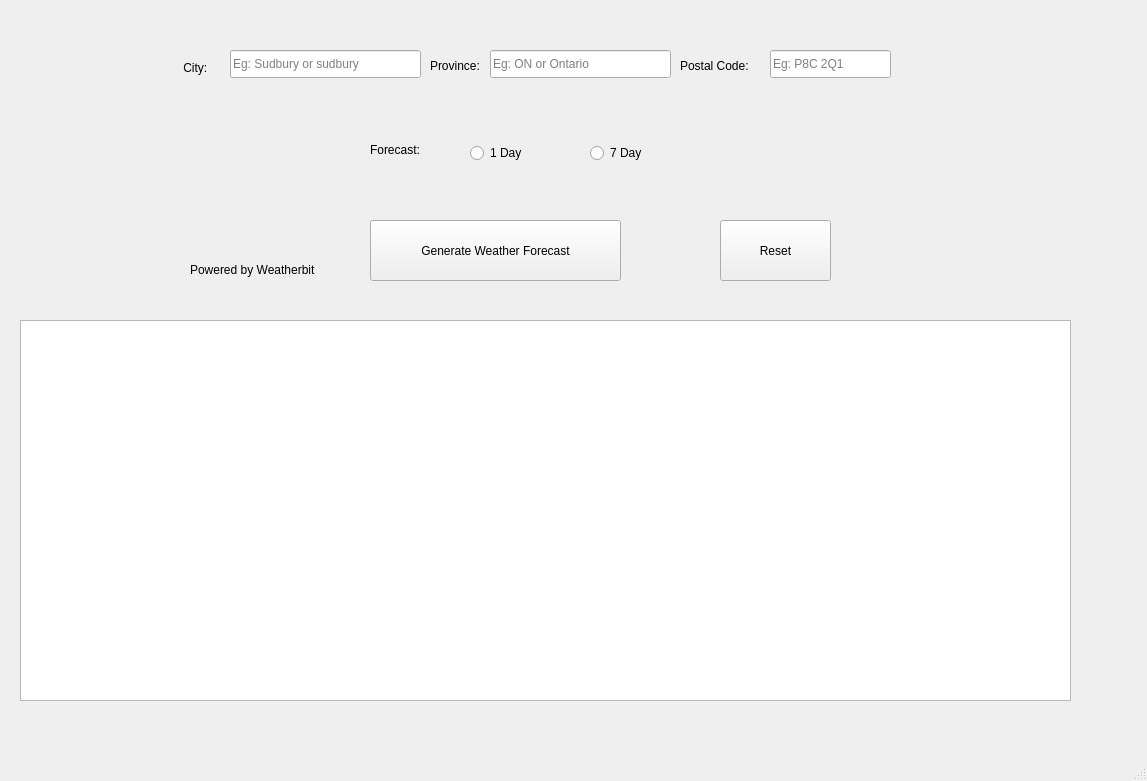
Old version of the form mainwindow.ui in the repository ToddBoeker/WeatherApplication.
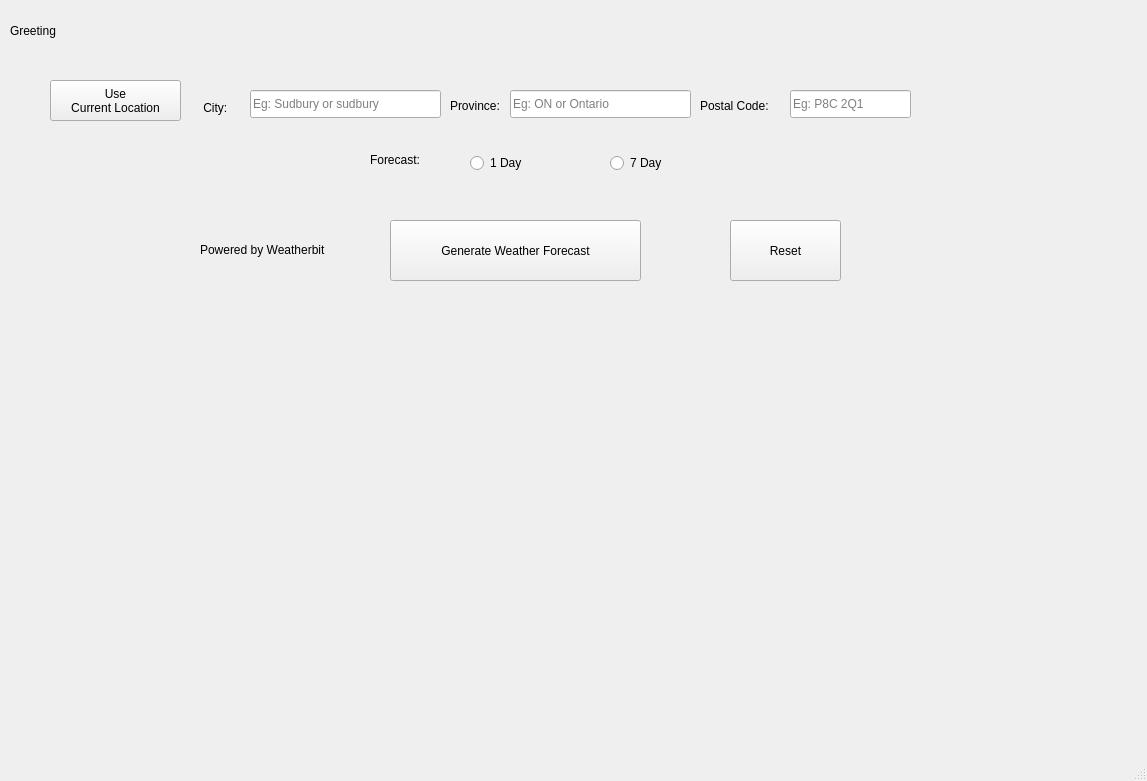
New version of the form.

Patch:
```diff
--- a/mainwindow.ui
+++ b/mainwindow.ui
@@ -17,8 +17,8 @@
    <widget class="QLabel" name="label">
     <property name="geometry">
      <rect>
-      <x>430</x>
-      <y>50</y>
+      <x>450</x>
+      <y>90</y>
       <width>61</width>
       <height>31</height>
      </rect>
@@ -30,8 +30,8 @@
    <widget class="QLabel" name="label_4">
     <property name="geometry">
      <rect>
-      <x>680</x>
-      <y>50</y>
+      <x>700</x>
+      <y>90</y>
       <width>81</width>
       <height>31</height>
      </rect>
@@ -46,8 +46,8 @@
    <widget class="QLabel" name="label_3">
     <property name="geometry">
      <rect>
-      <x>180</x>
-      <y>60</y>
+      <x>200</x>
+      <y>100</y>
       <width>41</width>
       <height>16</height>
      </rect>
@@ -60,7 +60,7 @@
     <property name="geometry">
      <rect>
       <x>370</x>
-      <y>140</y>
+      <y>150</y>
       <width>63</width>
       <height>20</height>
      </rect>
@@ -72,8 +72,8 @@
    <widget class="QLineEdit" name="txtProvince">
     <property name="geometry">
      <rect>
-      <x>490</x>
-      <y>50</y>
+      <x>510</x>
+      <y>90</y>
       <width>181</width>
       <height>28</height>
      </rect>
@@ -85,8 +85,8 @@
    <widget class="QLineEdit" name="txtCity">
     <property name="geometry">
      <rect>
-      <x>230</x>
-      <y>50</y>
+      <x>250</x>
+      <y>90</y>
       <width>191</width>
       <height>28</height>
      </rect>
@@ -98,8 +98,8 @@
    <widget class="QLineEdit" name="txtPostalCode">
     <property name="geometry">
      <rect>
-      <x>770</x>
-      <y>50</y>
+      <x>790</x>
+      <y>90</y>
       <width>121</width>
       <height>28</height>
      </rect>
@@ -112,7 +112,7 @@
     <property name="geometry">
      <rect>
       <x>470</x>
-      <y>140</y>
+      <y>150</y>
       <width>81</width>
       <height>26</height>
      </rect>
@@ -121,23 +121,10 @@
      <string>1 Day</string>
     </property>
    </widget>
-   <widget class="QRadioButton" name="radioBtn1Day_2">
-    <property name="geometry">
-     <rect>
-      <x>590</x>
-      <y>140</y>
-      <width>112</width>
-      <height>26</height>
-     </rect>
-    </property>
-    <property name="text">
-     <string>7 Day</string>
-    </property>
-   </widget>
    <widget class="QPushButton" name="btnWeather">
     <property name="geometry">
      <rect>
-      <x>370</x>
+      <x>390</x>
       <y>220</y>
       <width>251</width>
       <height>61</height>
@@ -150,8 +137,8 @@
    <widget class="QLabel" name="label_2">
     <property name="geometry">
      <rect>
-      <x>190</x>
-      <y>260</y>
+      <x>200</x>
+      <y>240</y>
       <width>161</width>
       <height>20</height>
      </rect>
@@ -160,32 +147,10 @@
      <string>Powered by Weatherbit</string>
     </property>
    </widget>
-   <widget class="QTextEdit" name="outputWeather">
-    <property name="geometry">
-     <rect>
-      <x>20</x>
-      <y>320</y>
-      <width>1051</width>
-      <height>381</height>
-     </rect>
-    </property>
-    <property name="layoutDirection">
-     <enum>Qt::LayoutDirection::LeftToRight</enum>
-    </property>
-    <property name="autoFillBackground">
-     <bool>true</bool>
-    </property>
-    <property name="lineWrapMode">
-     <enum>QTextEdit::LineWrapMode::WidgetWidth</enum>
-    </property>
-    <property name="readOnly">
-     <bool>true</bool>
-    </property>
-   </widget>
    <widget class="QPushButton" name="btnReset">
     <property name="geometry">
      <rect>
-      <x>720</x>
+      <x>730</x>
       <y>220</y>
       <width>111</width>
       <height>61</height>
@@ -195,6 +160,420 @@
      <string>Reset</string>
     </property>
    </widget>
+   <widget class="QWidget" name="horizontalLayoutWidget">
+    <property name="geometry">
+     <rect>
+      <x>0</x>
+      <y>330</y>
+      <width>1151</width>
+      <height>421</height>
+     </rect>
+    </property>
+    <layout class="QHBoxLayout" name="Layout">
+     <item>
+      <widget class="QFrame" name="day1">
+       <layout class="QVBoxLayout" name="Day1">
+        <item>
+         <widget class="QLabel" name="Date1">
+          <property name="text">
+           <string/>
+          </property>
+         </widget>
+        </item>
+        <item>
+         <widget class="QLabel" name="Icon1">
+          <property name="text">
+           <string/>
+          </property>
+         </widget>
+        </item>
+        <item>
+         <layout class="QVBoxLayout" name="temper1">
+          <item>
+           <widget class="QLabel" name="Temp1">
+            <property name="text">
+             <string/>
+            </property>
+           </widget>
+          </item>
+          <item>
+           <layout class="QHBoxLayout" name="hilow">
+            <item>
+             <widget class="QLabel" name="Maxtemp1">
+              <property name="text">
+               <string/>
+              </property>
+             </widget>
+            </item>
+            <item>
+             <widget class="QLabel" name="MinTemp1">
+              <property name="text">
+               <string/>
+              </property>
+             </widget>
+            </item>
+           </layout>
+          </item>
+         </layout>
+        </item>
+       </layout>
+      </widget>
+     </item>
+     <item>
+      <widget class="QFrame" name="day2">
+       <layout class="QVBoxLayout" name="Day2">
+        <item>
+         <widget class="QLabel" name="Date2">
+          <property name="text">
+           <string/>
+          </property>
+         </widget>
+        </item>
+        <item>
+         <widget class="QLabel" name="Icon2">
+          <property name="text">
+           <string/>
+          </property>
+         </widget>
+        </item>
+        <item>
+         <layout class="QVBoxLayout" name="temper2">
+          <item>
+           <widget class="QLabel" name="Temp2">
+            <property name="text">
+             <string/>
+            </property>
+           </widget>
+          </item>
+          <item>
+           <layout class="QHBoxLayout" name="hilow2">
+            <item>
+             <widget class="QLabel" name="Maxtemp2">
+              <property name="text">
+               <string/>
+              </property>
+             </widget>
+            </item>
+            <item>
+             <widget class="QLabel" name="MinTemp2">
+              <property name="text">
+               <string/>
+              </property>
+             </widget>
+            </item>
+           </layout>
+          </item>
+         </layout>
+        </item>
+       </layout>
+      </widget>
+     </item>
+     <item>
+      <widget class="QFrame" name="day3">
+       <layout class="QVBoxLayout" name="Day3">
+        <item>
+         <widget class="QLabel" name="Date3">
+          <property name="text">
+           <string/>
+          </property>
+         </widget>
+        </item>
+        <item>
+         <widget class="QLabel" name="Icon3">
+          <property name="text">
+           <string/>
+          </property>
+         </widget>
+        </item>
+        <item>
+         <layout class="QVBoxLayout" name="temper3">
+          <item>
+           <widget class="QLabel" name="Temp3">
+            <property name="text">
+             <string/>
+            </property>
+           </widget>
+          </item>
+          <item>
+           <layout class="QHBoxLayout" name="hilow3">
+            <item>
+             <widget class="QLabel" name="Maxtemp3">
+              <property name="text">
+               <string/>
+              </property>
+             </widget>
+            </item>
+            <item>
+             <widget class="QLabel" name="MinTemp3">
+              <property name="text">
+               <string/>
+              </property>
+             </widget>
+            </item>
+           </layout>
+          </item>
+         </layout>
+        </item>
+       </layout>
+      </widget>
+     </item>
+     <item>
+      <widget class="QFrame" name="day4">
+       <layout class="QVBoxLayout" name="Day4">
+        <item>
+         <widget class="QLabel" name="Date4">
+          <property name="text">
+           <string/>
+          </property>
+         </widget>
+        </item>
+        <item>
+         <widget class="QLabel" name="Icon4">
+          <property name="text">
+           <string/>
+          </property>
+         </widget>
+        </item>
+        <item>
+         <layout class="QVBoxLayout" name="temper4">
+          <item>
+           <widget class="QLabel" name="Temp4">
+            <property name="text">
+             <string/>
+            </property>
+           </widget>
+          </item>
+          <item>
+           <layout class="QHBoxLayout" name="hilow4">
+            <item>
+             <widget class="QLabel" name="Maxtemp4">
+              <property name="text">
+               <string/>
+              </property>
+             </widget>
+            </item>
+            <item>
+             <widget class="QLabel" name="MinTemp4">
+              <property name="text">
+               <string/>
+              </property>
+             </widget>
+            </item>
+           </layout>
+          </item>
+         </layout>
+        </item>
+       </layout>
+      </widget>
+     </item>
+     <item>
+      <widget class="QFrame" name="day5">
+       <layout class="QVBoxLayout" name="Day5">
+        <item>
+         <widget class="QLabel" name="Date5">
+          <property name="text">
+           <string/>
+          </property>
+         </widget>
+        </item>
+        <item>
+         <widget class="QLabel" name="Icon5">
+          <property name="text">
+           <string/>
+          </property>
+         </widget>
+        </item>
+        <item>
+         <layout class="QVBoxLayout" name="temper5">
+          <item>
+           <widget class="QLabel" name="Temp5">
+            <property name="text">
+             <string/>
+            </property>
+           </widget>
+          </item>
+          <item>
+           <layout class="QHBoxLayout" name="hilow5">
+            <item>
+             <widget class="QLabel" name="Maxtemp5">
+              <property name="text">
+               <string/>
+              </property>
+             </widget>
+            </item>
+            <item>
+             <widget class="QLabel" name="Mintemp522">
+              <property name="text">
+               <string/>
+              </property>
+             </widget>
+            </item>
+           </layout>
+          </item>
+         </layout>
+        </item>
+       </layout>
+      </widget>
+     </item>
+     <item>
+      <widget class="QFrame" name="day6">
+       <layout class="QVBoxLayout" name="Day6">
+        <item>
+         <widget class="QLabel" name="Date6">
+          <property name="text">
+           <string/>
+          </property>
+         </widget>
+        </item>
+        <item>
+         <widget class="QLabel" name="Icon6">
+          <property name="text">
+           <string/>
+          </property>
+         </widget>
+        </item>
+        <item>
+         <layout class="QVBoxLayout" name="temper">
+          <item>
+           <widget class="QLabel" name="Temp6">
+            <property name="text">
+             <string/>
+            </property>
+           </widget>
+          </item>
+          <item>
+           <layout class="QHBoxLayout" name="hilow6">
+            <item>
+             <widget class="QLabel" name="Maxtemp6">
+              <property name="text">
+               <string/>
+              </property>
+             </widget>
+            </item>
+            <item>
+             <widget class="QLabel" name="MinTemp6">
+              <property name="text">
+               <string/>
+              </property>
+             </widget>
+            </item>
+           </layout>
+          </item>
+         </layout>
+        </item>
+       </layout>
+      </widget>
+     </item>
+     <item>
+      <widget class="QFrame" name="day7">
+       <layout class="QVBoxLayout" name="Day7">
+        <item>
+         <widget class="QLabel" name="Date7">
+          <property name="text">
+           <string/>
+          </property>
+         </widget>
+        </item>
+        <item>
+         <widget class="QLabel" name="Icon7">
+          <property name="text">
+           <string/>
+          </property>
+         </widget>
+        </item>
+        <item>
+         <layout class="QVBoxLayout" name="temper7">
+          <item>
+           <widget class="QLabel" name="Temp7">
+            <property name="text">
+             <string/>
+            </property>
+           </widget>
+          </item>
+          <item>
+           <layout class="QHBoxLayout" name="hilow7">
+            <item>
+             <widget class="QLabel" name="Maxtemp7">
+              <property name="text">
+               <string/>
+              </property>
+             </widget>
+            </item>
+            <item>
+             <widget class="QLabel" name="MinTemp7">
+              <property name="text">
+               <string/>
+              </property>
+             </widget>
+            </item>
+           </layout>
+          </item>
+         </layout>
+        </item>
+       </layout>
+      </widget>
+     </item>
+    </layout>
+   </widget>
+   <widget class="QPushButton" name="btnCurrentLocation">
+    <property name="geometry">
+     <rect>
+      <x>50</x>
+      <y>80</y>
+      <width>131</width>
+      <height>41</height>
+     </rect>
+    </property>
+    <property name="text">
+     <string>Use
+Current Location</string>
+    </property>
+   </widget>
+   <widget class="QLabel" name="lblLocationInfo">
+    <property name="geometry">
+     <rect>
+      <x>260</x>
+      <y>270</y>
+      <width>651</width>
+      <height>41</height>
+     </rect>
+    </property>
+    <property name="font">
+     <font>
+      <pointsize>24</pointsize>
+      <bold>true</bold>
+     </font>
+    </property>
+    <property name="text">
+     <string/>
+    </property>
+   </widget>
+   <widget class="QRadioButton" name="radioBtn7Day">
+    <property name="geometry">
+     <rect>
+      <x>610</x>
+      <y>150</y>
+      <width>112</width>
+      <height>26</height>
+     </rect>
+    </property>
+    <property name="text">
+     <string>7 Day</string>
+    </property>
+   </widget>
+   <widget class="QLabel" name="lblGreeting">
+    <property name="geometry">
+     <rect>
+      <x>10</x>
+      <y>0</y>
+      <width>411</width>
+      <height>61</height>
+     </rect>
+    </property>
+    <property name="text">
+     <string>Greeting</string>
+    </property>
+   </widget>
   </widget>
   <widget class="QStatusBar" name="statusbar"/>
  </widget>
```
